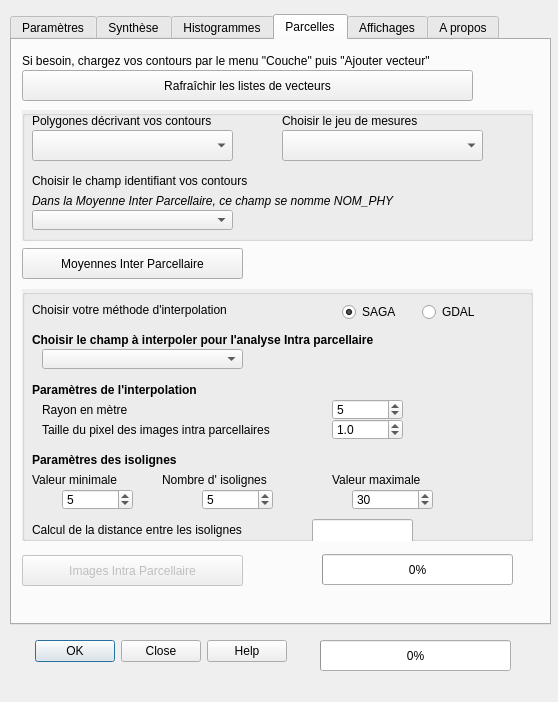
jhemmi/QgisPhysiocapPlugin, file Physiocap_dialog_base.ui: the form before one commit.
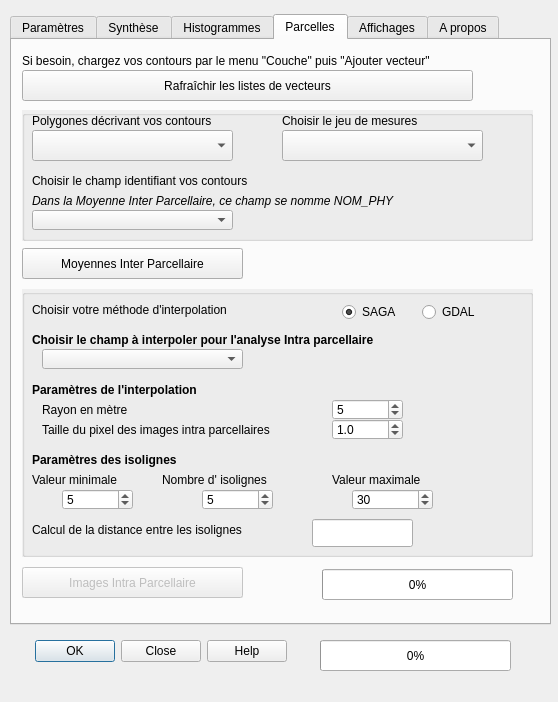
The form after the commit. The open tabs and pages were chosen to show the change.

```diff
--- a/Physiocap_dialog_base.ui
+++ b/Physiocap_dialog_base.ui
@@ -997,7 +997,7 @@
        <x>10</x>
        <y>249</y>
        <width>511</width>
-       <height>252</height>
+       <height>268</height>
       </rect>
      </property>
      <property name="autoFillBackground">
@@ -1358,7 +1358,7 @@
      <property name="geometry">
       <rect>
        <x>10</x>
-       <y>515</y>
+       <y>527</y>
        <width>221</width>
        <height>31</height>
       </rect>
@@ -1411,7 +1411,7 @@
      <property name="geometry">
       <rect>
        <x>310</x>
-       <y>514</y>
+       <y>529</y>
        <width>191</width>
        <height>31</height>
       </rect>
```
Left out of the diff: 2 changed lines with no effect on the pictures.
